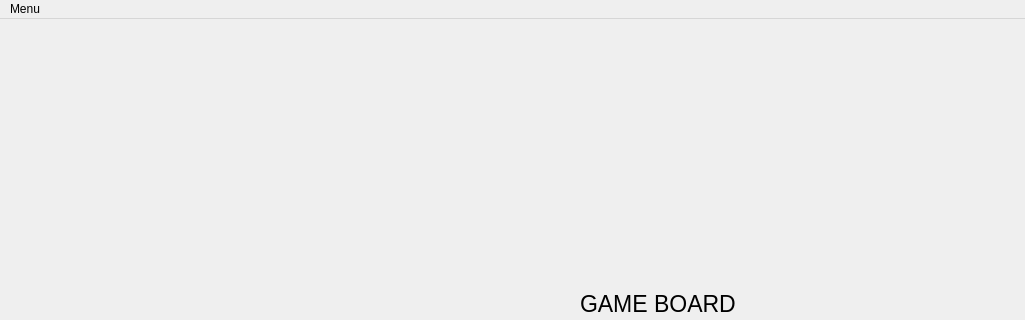
Above: src/gui/mainwindow.ui from threescomplement/proi-chess before the change; both pictures show x 0 to 1025 and y 0 to 320 of the 1025 by 640 pixel window. Below: the same form after it.
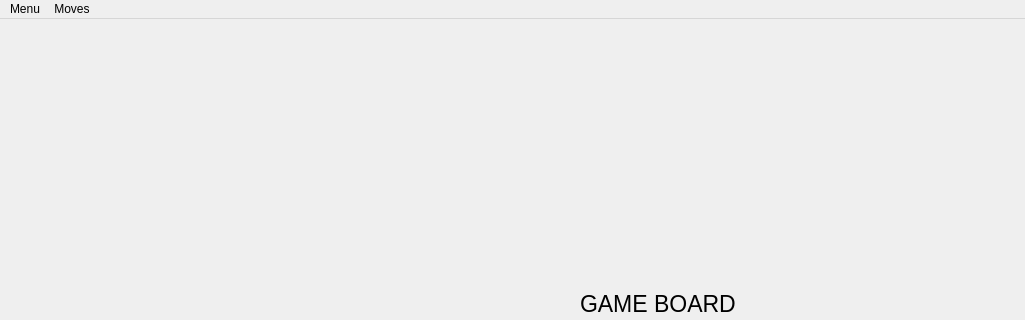
That is the form after the change. Icons and pictures are not drawn.

Commit message: Added undo move button to the menu and MainWindow

Diff of the .ui file:
```diff
--- a/src/gui/mainwindow.ui
+++ b/src/gui/mainwindow.ui
@@ -88,7 +88,15 @@
     <addaction name="menu_Bot_game"/>
     <addaction name="actionCopy_FEN_to_clipboard"/>
    </widget>
+   <widget class="QMenu" name="menuMoves">
+    <property name="title">
+     <string>Moves</string>
+    </property>
+    <addaction name="actionUndo_move"/>
+    <addaction name="actionRedo_move"/>
+   </widget>
    <addaction name="menupogg"/>
+   <addaction name="menuMoves"/>
   </widget>
   <widget class="QStatusBar" name="statusbar"/>
   <action name="actionnynyny">
```
Left out of the diff: 16 changed lines with no effect on the pictures. The commit also changes 2 other files.
